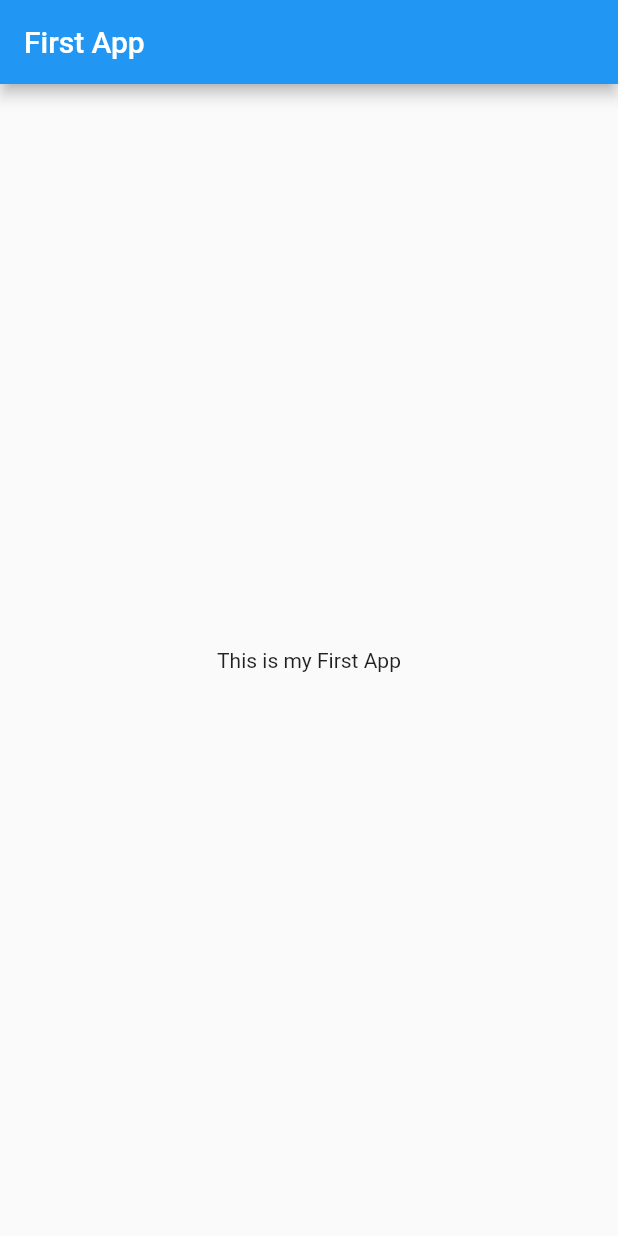
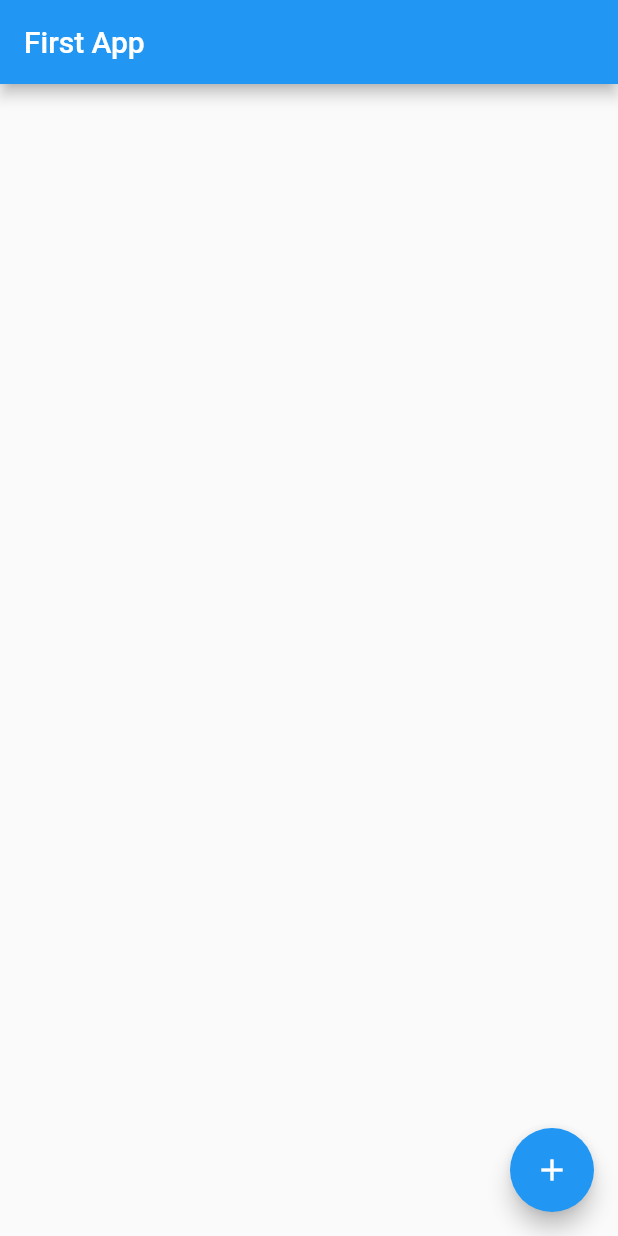
Before and after one commit to VinuBalagopalAP/youtube_first_app, a Flutter app: the screen it shows after launch, on a phone screen of 412 x 824 dp. Run offline on Flutter 3.47's test engine with Material 2 defaults, Android fonts, the phone set to English and light mode, and no system bars.

Commit message:
Floating Action Button

```diff
--- a/lib/main.dart
+++ b/lib/main.dart
@@ -12,9 +12,12 @@ class MyApp extends StatelessWidget {
         appBar: AppBar(
           title: Text("First App"),
         ),
-        body: Center(
-          child: Text(
-            "This is my First App",
+        floatingActionButton: FloatingActionButton(
+          onPressed: () {
+            print("Floating Action Button is Working");
+          },
+          child: Icon(
+            Icons.add,
           ),
         ),
       ),
```
